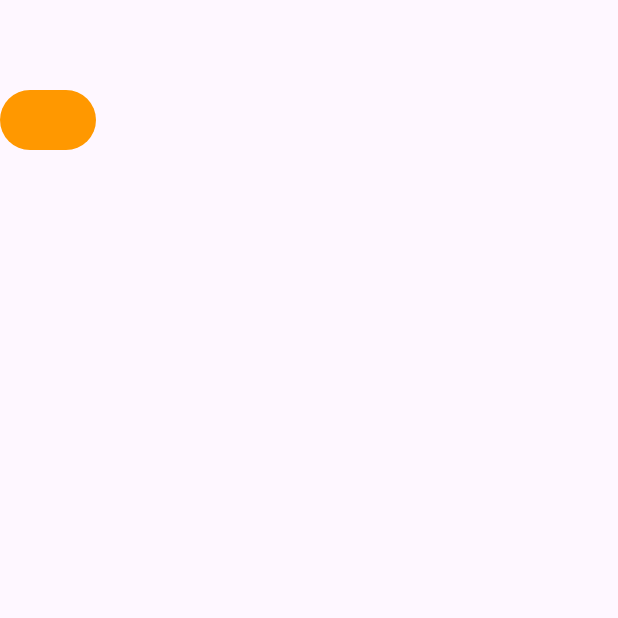
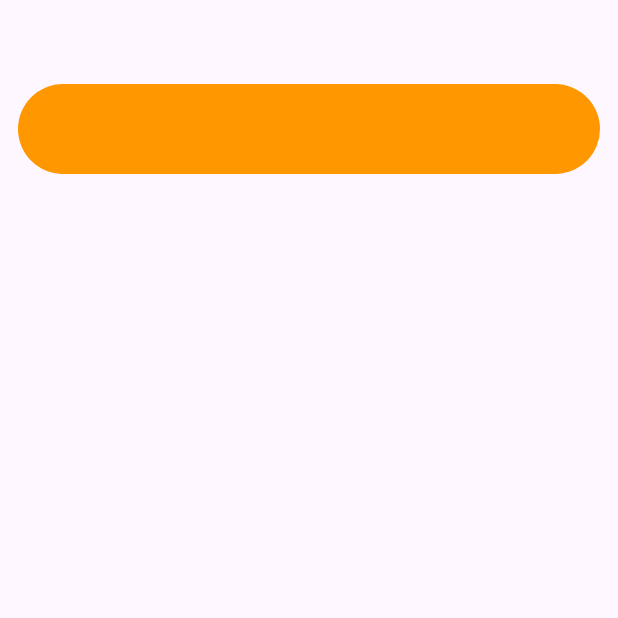
Before and after one commit to Ratndeep1999/xylophone, a Flutter app: the screen it shows after launch, on a phone screen of 412 x 824 dp, the top half of it. Run offline on Flutter 3.47's test engine with Material 3 defaults, Android fonts, the phone set to English and light mode, and no system bars.

Commit message:
xylophone.dart : buttons add,

```diff
--- a/lib/xylophone.dart
+++ b/lib/xylophone.dart
@@ -8,16 +8,26 @@ class Xylophone extends StatelessWidget {
     return Scaffold(
       appBar: AppBar(),
       body: SafeArea(
+        child: Padding(
+          padding: const EdgeInsets.symmetric(horizontal: 12),
           child: Column(
+            crossAxisAlignment: CrossAxisAlignment.stretch,
             children: [
               TextButton(
                 onPressed: () {},
-              style: TextButton.styleFrom(backgroundColor: Colors.orange),
+                style: TextButton.styleFrom(
+                  backgroundColor: Colors.orange,
+                  fixedSize: Size.fromHeight(60),
+                  shape: RoundedRectangleBorder(
+                    borderRadius: BorderRadius.circular(40),
+                  ),
+                ),
                 child: Text(''),
               ),
             ],
           ),
         ),
+      ),
     );
   }
 }
```
Lines whose indentation alone changed are shown as unchanged.
